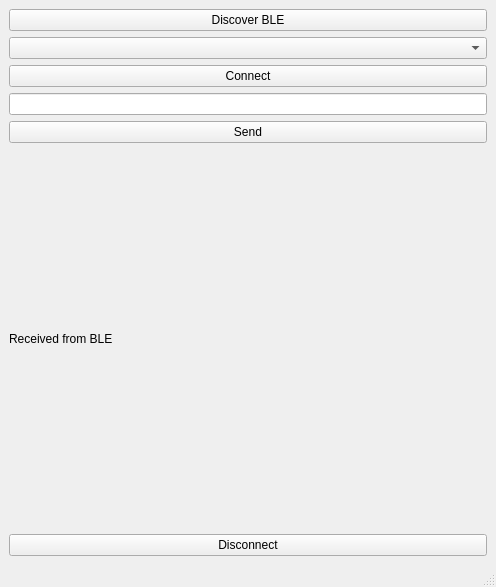
The window that BLE_nus_test/BLE_nus_test/mainwindow.ui (saul-rodriguez/Qt) describes before a commit, drawn with Qt 5.
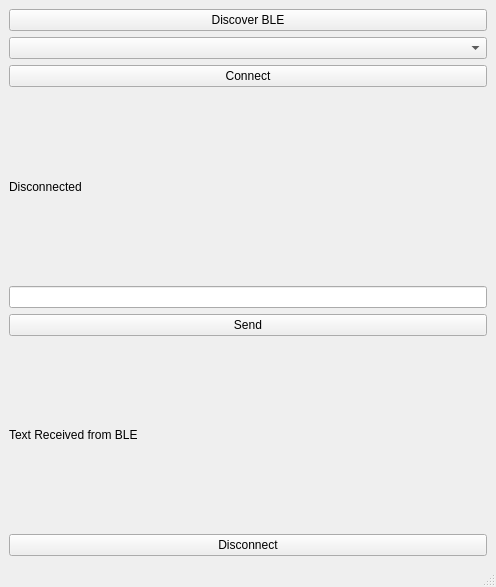
The same window after the commit.

Commit message: added status to BLE test class

Patch:
```diff
--- a/BLE_nus_test/BLE_nus_test/mainwindow.ui
+++ b/BLE_nus_test/BLE_nus_test/mainwindow.ui
@@ -34,6 +34,13 @@
         </property>
        </widget>
       </item>
+      <item>
+       <widget class="QLabel" name="labelStatus">
+        <property name="text">
+         <string>Disconnected</string>
+        </property>
+       </widget>
+      </item>
       <item>
        <widget class="QLineEdit" name="lineEditMessage"/>
       </item>
@@ -47,7 +54,7 @@
       <item>
        <widget class="QLabel" name="labelReceived">
         <property name="text">
-         <string>Received from BLE</string>
+         <string>Text Received from BLE</string>
         </property>
        </widget>
       </item>
```
The commit also changes 532 other files.
